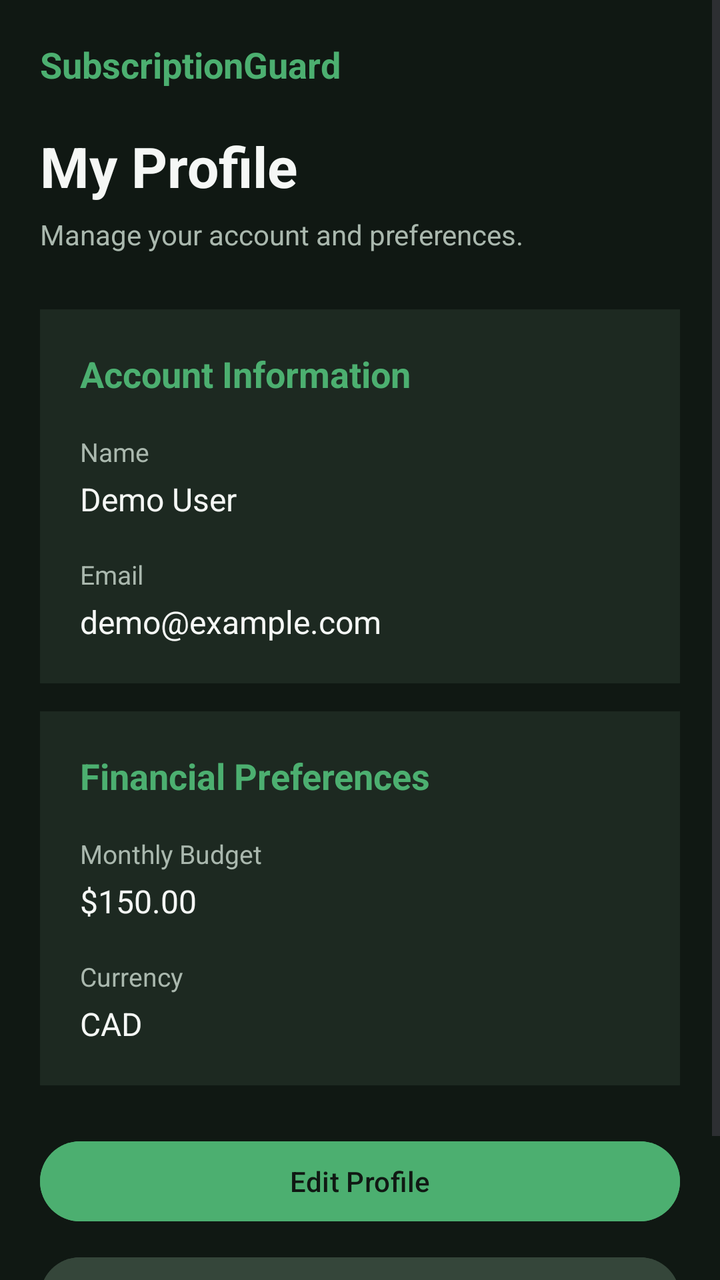
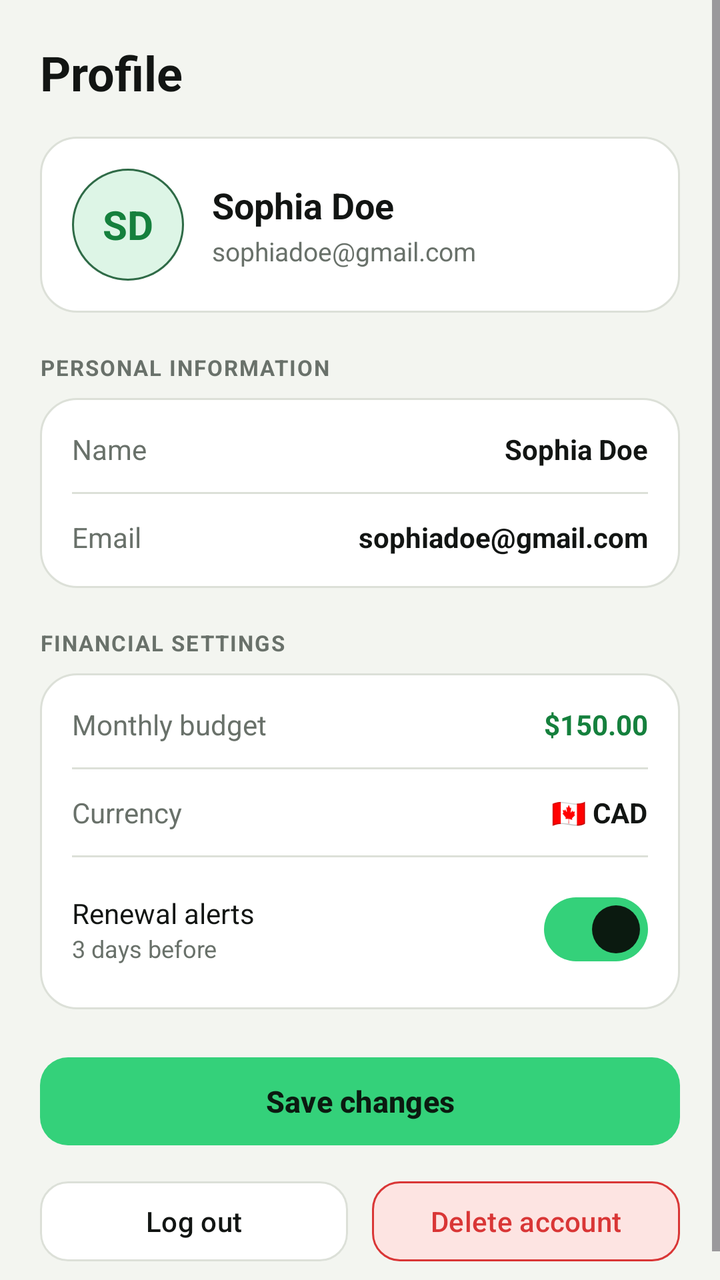

Two renders of the same Android screen: before a commit and after it. Below are the layout's source before the change and the commit's diff.
<!-- AndroidManifest.xml: application theme Theme.SubGuard -->
<!-- res/layout/fragment_profile.xml -->
<?xml version="1.0" encoding="utf-8"?>
<ScrollView
    xmlns:android="http://schemas.android.com/apk/res/android"
    android:layout_width="match_parent"
    android:layout_height="match_parent"
    android:background="@color/app_background"
    android:fillViewport="true">

    <LinearLayout
        android:layout_width="match_parent"
        android:layout_height="wrap_content"
        android:orientation="vertical"
        android:padding="20dp">

        <TextView
            android:layout_width="match_parent"
            android:layout_height="wrap_content"
            android:text="SubscriptionGuard"
            android:textColor="@color/primary_green"
            android:textSize="18sp"
            android:textStyle="bold" />

        <TextView
            android:layout_width="match_parent"
            android:layout_height="wrap_content"
            android:layout_marginTop="20dp"
            android:text="My Profile"
            android:textColor="@color/text_primary"
            android:textSize="28sp"
            android:textStyle="bold" />

        <TextView
            android:layout_width="match_parent"
            android:layout_height="wrap_content"
            android:layout_marginTop="6dp"
            android:text="Manage your account and preferences."
            android:textColor="@color/text_secondary"
            android:textSize="14sp" />

        
        <LinearLayout
            android:layout_width="match_parent"
            android:layout_height="wrap_content"
            android:layout_marginTop="28dp"
            android:orientation="vertical"
            android:padding="20dp"
            android:background="@color/card_background">

            <TextView
                android:layout_width="match_parent"
                android:layout_height="wrap_content"
                android:text="Account Information"
                android:textColor="@color/primary_green"
                android:textSize="18sp"
                android:textStyle="bold" />

            <TextView
                android:layout_width="match_parent"
                android:layout_height="wrap_content"
                android:layout_marginTop="18dp"
                android:text="Name"
                android:textColor="@color/text_secondary"
                android:textSize="13sp" />

            <TextView
                android:layout_width="match_parent"
                android:layout_height="wrap_content"
                android:layout_marginTop="4dp"
                android:text="Demo User"
                android:textColor="@color/text_primary"
                android:textSize="16sp" />

            <TextView
                android:layout_width="match_parent"
                android:layout_height="wrap_content"
                android:layout_marginTop="18dp"
                android:text="Email"
                android:textColor="@color/text_secondary"
                android:textSize="13sp" />

            <TextView
                android:layout_width="match_parent"
                android:layout_height="wrap_content"
                android:layout_marginTop="4dp"
                android:text="demo@example.com"
                android:textColor="@color/text_primary"
                android:textSize="16sp" />

        </LinearLayout>

        
        <LinearLayout
            android:layout_width="match_parent"
            android:layout_height="wrap_content"
            android:layout_marginTop="14dp"
            android:orientation="vertical"
            android:padding="20dp"
            android:background="@color/card_background">

            <TextView
                android:layout_width="match_parent"
                android:layout_height="wrap_content"
                android:text="Financial Preferences"
                android:textColor="@color/primary_green"
                android:textSize="18sp"
                android:textStyle="bold" />

            <TextView
                android:layout_width="match_parent"
                android:layout_height="wrap_content"
                android:layout_marginTop="18dp"
                android:text="Monthly Budget"
                android:textColor="@color/text_secondary"
                android:textSize="13sp" />

            <TextView
                android:layout_width="match_parent"
                android:layout_height="wrap_content"
                android:layout_marginTop="4dp"
                android:text="$150.00"
                android:textColor="@color/text_primary"
                android:textSize="16sp" />

            <TextView
                android:layout_width="match_parent"
                android:layout_height="wrap_content"
                android:layout_marginTop="18dp"
                android:text="Currency"
                android:textColor="@color/text_secondary"
                android:textSize="13sp" />

            <TextView
                android:layout_width="match_parent"
                android:layout_height="wrap_content"
                android:layout_marginTop="4dp"
                android:text="CAD"
                android:textColor="@color/text_primary"
                android:textSize="16sp" />

        </LinearLayout>

        <Button
            android:id="@+id/btn_edit_profile"
            android:layout_width="match_parent"
            android:layout_height="wrap_content"
            android:layout_marginTop="24dp"
            android:text="Edit Profile"
            android:textAllCaps="false"
            android:textColor="@color/app_background"
            android:backgroundTint="@color/primary_green" />

        <Button
            android:id="@+id/btn_exit_demo"
            android:layout_width="match_parent"
            android:layout_height="wrap_content"
            android:layout_marginTop="10dp"
            android:text="Exit Demo"
            android:textAllCaps="false"
            android:textColor="@color/text_primary"
            android:backgroundTint="@color/card_border" />

        <TextView
            android:layout_width="match_parent"
            android:layout_height="wrap_content"
            android:layout_marginTop="12dp"
            android:text="Demo account — Firebase integration coming soon"
            android:textColor="@color/text_secondary"
            android:textSize="12sp"
            android:gravity="center" />

    </LinearLayout>

</ScrollView>
<!-- resources referenced by this layout -->
<resources>
  <color name="app_background">#101813</color>
  <color name="card_background">#1D2921</color>
  <color name="card_border">#35463A</color>
  <color name="primary_green">#4CAF70</color>
  <color name="text_primary">#F5F7F5</color>
  <color name="text_secondary">#AAB8AE</color>
  <style name="Theme.SubGuard" parent="Base.Theme.SubGuard" />
  <style name="Base.Theme.SubGuard" parent="Theme.Material3.DayNight.NoActionBar">
          
          
      </style>
</resources>

<!-- the commit's change to res/layout/fragment_profile.xml (unified diff, before → after) -->
@@ -1,6 +1,6 @@
 <?xml version="1.0" encoding="utf-8"?>
-<ScrollView
-    xmlns:android="http://schemas.android.com/apk/res/android"
+<ScrollView xmlns:android="http://schemas.android.com/apk/res/android"
+    xmlns:app="http://schemas.android.com/apk/res-auto"
     android:layout_width="match_parent"
     android:layout_height="match_parent"
     android:background="@color/app_background"
@@ -12,162 +12,317 @@
         android:orientation="vertical"
         android:padding="20dp">
 
+        
         <TextView
             android:layout_width="match_parent"
             android:layout_height="wrap_content"
-            android:text="SubscriptionGuard"
-            android:textColor="@color/primary_green"
-            android:textSize="18sp"
+            android:text="Profile"
+            android:textColor="@color/text_primary"
+            android:textSize="24sp"
             android:textStyle="bold" />
 
+        
+        <LinearLayout
+            android:layout_width="match_parent"
+            android:layout_height="wrap_content"
+            android:layout_marginTop="16dp"
+            android:background="@drawable/bg_card_rounded"
+            android:gravity="center_vertical"
+            android:orientation="horizontal"
+            android:padding="16dp">
+
+            <TextView
+                android:id="@+id/tv_profile_initials"
+                android:layout_width="56dp"
+                android:layout_height="56dp"
+                android:background="@drawable/bg_circle_green"
+                android:gravity="center"
+                android:text="SD"
+                android:textColor="@color/accent_green_text"
+                android:textSize="20sp"
+                android:textStyle="bold" />
+
+            <LinearLayout
+                android:layout_width="0dp"
+                android:layout_height="wrap_content"
+                android:layout_marginStart="14dp"
+                android:layout_weight="1"
+                android:orientation="vertical">
+
+                <TextView
+                    android:id="@+id/tv_profile_name"
+                    android:layout_width="wrap_content"
+                    android:layout_height="wrap_content"
+                    android:text="Sophia Doe"
+                    android:textColor="@color/text_primary"
+                    android:textSize="18sp"
+                    android:textStyle="bold" />
+
+                <TextView
+                    android:id="@+id/tv_profile_email"
+                    android:layout_width="wrap_content"
+                    android:layout_height="wrap_content"
+                    android:layout_marginTop="2dp"
+                    android:text="sophiadoe@gmail.com"
+                    android:textColor="@color/text_secondary"
+                    android:textSize="13sp" />
+            </LinearLayout>
+        </LinearLayout>
+
+        
         <TextView
             android:layout_width="match_parent"
             android:layout_height="wrap_content"
             android:layout_marginTop="20dp"
-            android:text="My Profile"
-            android:textColor="@color/text_primary"
-            android:textSize="28sp"
+            android:letterSpacing="0.06"
+            android:text="PERSONAL INFORMATION"
+            android:textColor="@color/text_secondary"
+            android:textSize="11sp"
             android:textStyle="bold" />
 
+        <LinearLayout
+            android:layout_width="match_parent"
+            android:layout_height="wrap_content"
+            android:layout_marginTop="8dp"
+            android:background="@drawable/bg_card_rounded"
+            android:orientation="vertical"
+            android:padding="16dp">
+
+            <LinearLayout
+                android:layout_width="match_parent"
+                android:layout_height="wrap_content"
+                android:gravity="center_vertical"
+                android:orientation="horizontal">
+
+                <TextView
+                    android:layout_width="0dp"
+                    android:layout_height="wrap_content"
+                    android:layout_weight="1"
+                    android:text="Name"
+                    android:textColor="@color/text_secondary"
+                    android:textSize="14sp" />
+
+                <EditText
+                    android:id="@+id/et_profile_name"
+                    android:layout_width="wrap_content"
+                    android:layout_height="wrap_content"
+                    android:background="@null"
+                    android:gravity="end"
+                    android:importantForAutofill="no"
+                    android:inputType="textPersonName"
+                    android:minWidth="120dp"
+                    android:text="Sophia Doe"
+                    android:textColor="@color/text_primary"
+                    android:textSize="14sp"
+                    android:textStyle="bold" />
+            </LinearLayout>
+
+            <View
+                android:layout_width="match_parent"
+                android:layout_height="1dp"
+                android:layout_marginVertical="12dp"
+                android:background="@color/card_border" />
+
+            <LinearLayout
+                android:layout_width="match_parent"
+                android:layout_height="wrap_content"
+                android:gravity="center_vertical"
+                android:orientation="horizontal">
+
+                <TextView
+                    android:layout_width="0dp"
+                    android:layout_height="wrap_content"
+                    android:layout_weight="1"
+                    android:text="Email"
+                    android:textColor="@color/text_secondary"
+                    android:textSize="14sp" />
+
+                <EditText
+                    android:id="@+id/et_profile_email"
+                    android:layout_width="wrap_content"
+                    android:layout_height="wrap_content"
+                    android:background="@null"
+                    android:gravity="end"
+                    android:importantForAutofill="no"
+                    android:inputType="textEmailAddress"
+                    android:minWidth="140dp"
+                    android:text="sophiadoe@gmail.com"
+                    android:textColor="@color/text_primary"
+                    android:textSize="14sp"
+                    android:textStyle="bold" />
+            </LinearLayout>
+        </LinearLayout>
+
+        
         <TextView
             android:layout_width="match_parent"
             android:layout_height="wrap_content"
-            android:layout_marginTop="6dp"
-            android:text="Manage your account and preferences."
+            android:layout_marginTop="20dp"
+            android:letterSpacing="0.06"
+            android:text="FINANCIAL SETTINGS"
             android:textColor="@color/text_secondary"
-            android:textSize="14sp" />
-
-        
+            android:textSize="11sp"
+            android:textStyle="bold" />
+
         <LinearLayout
             android:layout_width="match_parent"
             android:layout_height="wrap_content"
-            android:layout_marginTop="28dp"
+            android:layout_marginTop="8dp"
+            android:background="@drawable/bg_card_rounded"
             android:orientation="vertical"
-            android:padding="20dp"
-            android:background="@color/card_background">
-
-            <TextView
-                android:layout_width="match_parent"
-                android:layout_height="wrap_content"
-                android:text="Account Information"
-                android:textColor="@color/primary_green"
-                android:textSize="18sp"
-                android:textStyle="bold" />
-
-            <TextView
-                android:layout_width="match_parent"
-                android:layout_height="wrap_content"
-                android:layout_marginTop="18dp"
-                android:text="Name"
-                android:textColor="@color/text_secondary"
-                android:textSize="13sp" />
-
-            <TextView
-                android:layout_width="match_parent"
-                android:layout_height="wrap_content"
-                android:layout_marginTop="4dp"
-                android:text="Demo User"
+            android:padding="16dp">
+
+            <LinearLayout
+                android:layout_width="match_parent"
+                android:layout_height="wrap_content"
+                android:gravity="center_vertical"
+                android:orientation="horizontal">
+
+                <TextView
+                    android:layout_width="0dp"
+                    android:layout_height="wrap_content"
+                    android:layout_weight="1"
+                    android:text="Monthly budget"
+                    android:textColor="@color/text_secondary"
+                    android:textSize="14sp" />
+
+                <EditText
+                    android:id="@+id/et_monthly_budget"
+                    android:layout_width="wrap_content"
+                    android:layout_height="wrap_content"
+                    android:background="@null"
+                    android:gravity="end"
+                    android:importantForAutofill="no"
+                    android:inputType="numberDecimal"
+                    android:minWidth="80dp"
+                    android:text="$150.00"
+                    android:textColor="@color/accent_green_text"
+                    android:textSize="14sp"
+                    android:textStyle="bold" />
+            </LinearLayout>
+
+            <View
+                android:layout_width="match_parent"
+                android:layout_height="1dp"
+                android:layout_marginVertical="12dp"
+                android:background="@color/card_border" />
+
+            <LinearLayout
+                android:layout_width="match_parent"
+                android:layout_height="wrap_content"
+                android:gravity="center_vertical"
+                android:orientation="horizontal">
+
+                <TextView
+                    android:layout_width="0dp"
+                    android:layout_height="wrap_content"
+                    android:layout_weight="1"
+                    android:text="Currency"
+                    android:textColor="@color/text_secondary"
+                    android:textSize="14sp" />
+
+                <TextView
+                    android:id="@+id/tv_currency"
+                    android:layout_width="wrap_content"
+                    android:layout_height="wrap_content"
+                    android:text="🇨🇦 CAD"
+                    android:textColor="@color/text_primary"
+                    android:textSize="14sp"
+                    android:textStyle="bold" />
+            </LinearLayout>
+
+            <View
+                android:layout_width="match_parent"
+                android:layout_height="1dp"
+                android:layout_marginVertical="12dp"
+                android:background="@color/card_border" />
+
+            <LinearLayout
+                android:layout_width="match_parent"
+                android:layout_height="wrap_content"
+                android:gravity="center_vertical"
+                android:orientation="horizontal">
+
+                <LinearLayout
+                    android:layout_width="0dp"
+                    android:layout_height="wrap_content"
+                    android:layout_weight="1"
+                    android:orientation="vertical">
+
+                    <TextView
+                        android:layout_width="wrap_content"
+                        android:layout_height="wrap_content"
+                        android:text="Renewal alerts"
+                        android:textColor="@color/text_primary"
+                        android:textSize="14sp" />
+
+                    <TextView
+                        android:layout_width="wrap_content"
+                        android:layout_height="wrap_content"
+                        android:text="3 days before"
+                        android:textColor="@color/text_secondary"
+                        android:textSize="12sp" />
+                </LinearLayout>
+
+                <com.google.android.material.materialswitch.MaterialSwitch
+                    android:id="@+id/switch_renewal_alerts"
+                    android:layout_width="wrap_content"
+                    android:layout_height="wrap_content"
+                    android:checked="true" />
+            </LinearLayout>
+        </LinearLayout>
+
+        
+        <com.google.android.material.button.MaterialButton
+            android:id="@+id/btn_save_changes"
+            android:layout_width="match_parent"
+            android:layout_height="52dp"
+            android:layout_marginTop="20dp"
+            android:text="Save changes"
+            android:textAllCaps="false"
+            android:textColor="@color/button_on_green"
+            android:textSize="15sp"
+            android:textStyle="bold"
+            app:backgroundTint="@color/primary_green"
+            app:cornerRadius="14dp" />
+
+        
+        <LinearLayout
+            android:layout_width="match_parent"
+            android:layout_height="wrap_content"
+            android:layout_marginTop="10dp"
+            android:orientation="horizontal">
+
+            <com.google.android.material.button.MaterialButton
+                android:id="@+id/btn_exit_demo"
+                style="@style/Widget.Material3.Button.OutlinedButton"
+                android:layout_width="0dp"
+                android:layout_height="48dp"
+                android:layout_marginEnd="6dp"
+                android:layout_weight="1"
+                android:text="Log out"
+                android:textAllCaps="false"
                 android:textColor="@color/text_primary"
-                android:textSize="16sp" />
-
-            <TextView
-                android:layout_width="match_parent"
-                android:layout_height="wrap_content"
-                android:layout_marginTop="18dp"
-                android:text="Email"
-                android:textColor="@color/text_secondary"
-                android:textSize="13sp" />
-
-            <TextView
-                android:layout_width="match_parent"
-                android:layout_height="wrap_content"
-                android:layout_marginTop="4dp"
-                android:text="demo@example.com"
-                android:textColor="@color/text_primary"
-                android:textSize="16sp" />
-
+                android:textSize="14sp"
+                app:backgroundTint="@color/card_background"
+                app:cornerRadius="14dp"
+                app:strokeColor="@color/card_border" />
+
+            <com.google.android.material.button.MaterialButton
+                android:id="@+id/btn_delete_account"
+                style="@style/Widget.Material3.Button.OutlinedButton"
+                android:layout_width="0dp"
+                android:layout_height="48dp"
+                android:layout_marginStart="6dp"
+                android:layout_weight="1"
+                android:text="Delete account"
+                android:textAllCaps="false"
+                android:textColor="@color/danger_red"
+                android:textSize="14sp"
+                app:backgroundTint="@color/danger_surface"
+                app:cornerRadius="14dp"
+                app:strokeColor="@color/danger_red" />
         </LinearLayout>
 
-        
-        <LinearLayout
-            android:layout_width="match_parent"
-            android:layout_height="wrap_content"
-            android:layout_marginTop="14dp"
-            android:orientation="vertical"
-            android:padding="20dp"
-            android:background="@color/card_background">
-
-            <TextView
-                android:layout_width="match_parent"
-                android:layout_height="wrap_content"
-                android:text="Financial Preferences"
-                android:textColor="@color/primary_green"
-                android:textSize="18sp"
-                android:textStyle="bold" />
-
-            <TextView
-                android:layout_width="match_parent"
-                android:layout_height="wrap_content"
-                android:layout_marginTop="18dp"
-                android:text="Monthly Budget"
-                android:textColor="@color/text_secondary"
-                android:textSize="13sp" />
-
-            <TextView
-                android:layout_width="match_parent"
-                android:layout_height="wrap_content"
-                android:layout_marginTop="4dp"
-                android:text="$150.00"
-                android:textColor="@color/text_primary"
-                android:textSize="16sp" />
-
-            <TextView
-                android:layout_width="match_parent"
-                android:layout_height="wrap_content"
-                android:layout_marginTop="18dp"
-                android:text="Currency"
-                android:textColor="@color/text_secondary"
-                android:textSize="13sp" />
-
-            <TextView
-                android:layout_width="match_parent"
-                android:layout_height="wrap_content"
-                android:layout_marginTop="4dp"
-                android:text="CAD"
-                android:textColor="@color/text_primary"
-                android:textSize="16sp" />
-
-        </LinearLayout>
-
-        <Button
-            android:id="@+id/btn_edit_profile"
-            android:layout_width="match_parent"
-            android:layout_height="wrap_content"
-            android:layout_marginTop="24dp"
-            android:text="Edit Profile"
-            android:textAllCaps="false"
-            android:textColor="@color/app_background"
-            android:backgroundTint="@color/primary_green" />
-
-        <Button
-            android:id="@+id/btn_exit_demo"
-            android:layout_width="match_parent"
-            android:layout_height="wrap_content"
-            android:layout_marginTop="10dp"
-            android:text="Exit Demo"
-            android:textAllCaps="false"
-            android:textColor="@color/text_primary"
-            android:backgroundTint="@color/card_border" />
-
-        <TextView
-            android:layout_width="match_parent"
-            android:layout_height="wrap_content"
-            android:layout_marginTop="12dp"
-            android:text="Demo account — Firebase integration coming soon"
-            android:textColor="@color/text_secondary"
-            android:textSize="12sp"
-            android:gravity="center" />
-
     </LinearLayout>
-
 </ScrollView>
<!-- resource entries referenced after the edit -->
@@ -1,15 +1,43 @@
 <!-- resources referenced by this layout -->
 <resources>
-  <color name="app_background">#101813</color>
-  <color name="card_background">#1D2921</color>
-  <color name="card_border">#35463A</color>
-  <color name="primary_green">#4CAF70</color>
-  <color name="text_primary">#F5F7F5</color>
-  <color name="text_secondary">#AAB8AE</color>
+  <color name="accent_green_text">#15803D</color>
+  <color name="app_background">#F3F5F0</color>
+  <color name="button_on_green">#0B1A10</color>
+  <color name="card_background">#FFFFFF</color>
+  <color name="card_border">#DCE0D8</color>
+  <color name="danger_red">#D93636</color>
+  <color name="danger_surface">#FDE4E2</color>
+  <color name="primary_green">#34D17A</color>
+  <color name="text_primary">#121513</color>
+  <color name="text_secondary">#69716A</color>
+  <!-- drawable bg_card_rounded (drawable) -->
+  <?xml version="1.0" encoding="utf-8"?>
+  <shape xmlns:android="http://schemas.android.com/apk/res/android"
+      android:shape="rectangle">
+      <solid android:color="@color/card_background" />
+      <corners android:radius="18dp" />
+      <stroke
+          android:width="1dp"
+          android:color="@color/card_border" />
+  </shape>
+  <!-- drawable bg_circle_green (drawable) -->
+  <?xml version="1.0" encoding="utf-8"?>
+  <shape xmlns:android="http://schemas.android.com/apk/res/android"
+      android:shape="oval">
+      <solid android:color="@color/green_surface" />
+      <stroke
+          android:width="1dp"
+          android:color="@color/green_border" />
+  </shape>
   <style name="Theme.SubGuard" parent="Base.Theme.SubGuard" />
+  <color name="green_surface">#DDF5E6</color>
+  <color name="green_border">#2F6B47</color>
   <style name="Base.Theme.SubGuard" parent="Theme.Material3.DayNight.NoActionBar">
-          
-          
+          <item name="colorPrimary">@color/primary_green</item>
+          <item name="colorOnPrimary">@color/button_on_green</item>
+          <item name="android:statusBarColor">@color/app_background</item>
+          <item name="android:navigationBarColor">@color/card_background</item>
+          <item name="android:windowBackground">@color/app_background</item>
       </style>
 </resources>
 
